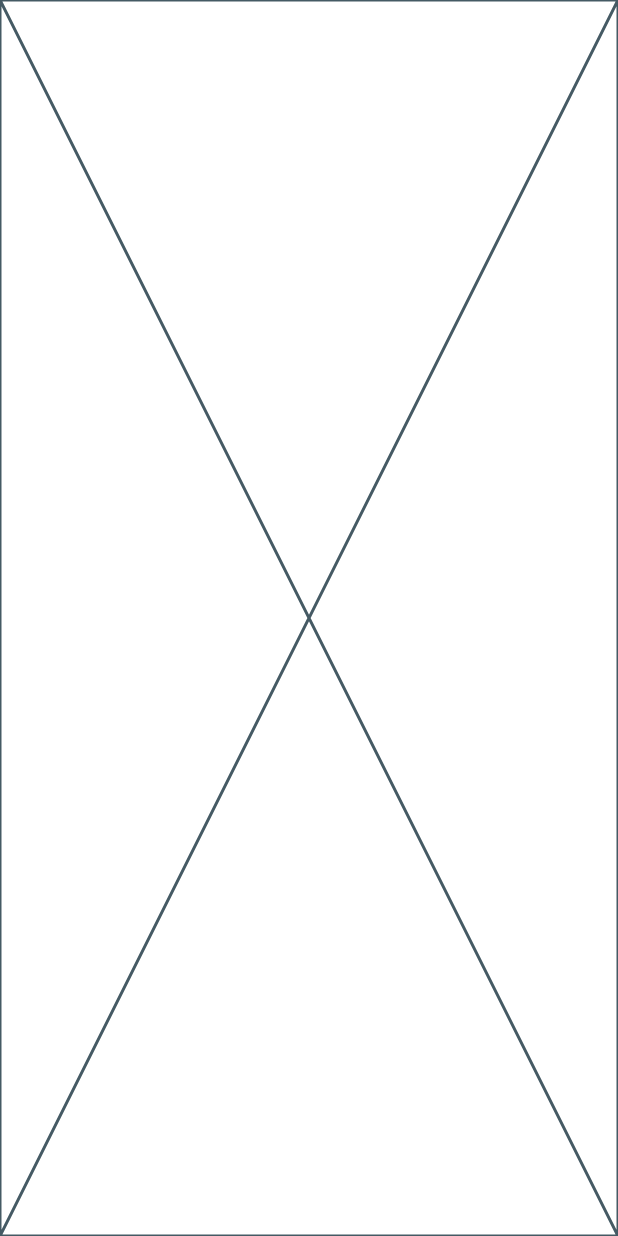
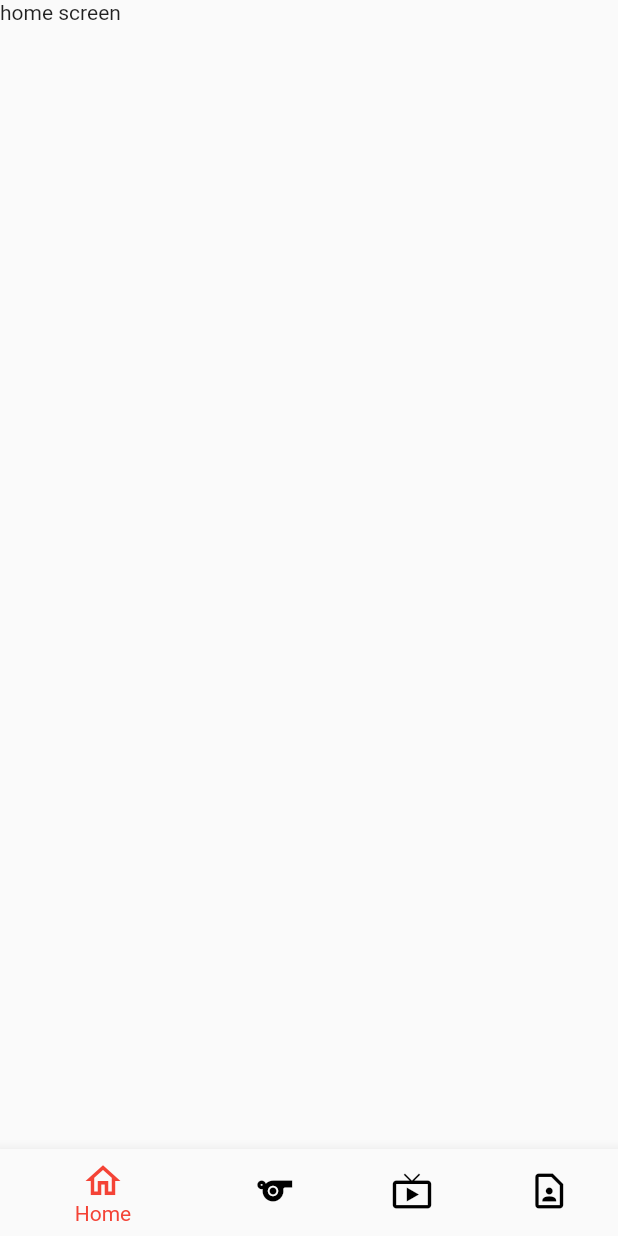
Before and after one commit to TheDarkLord100/sphurti-app, a Flutter app: the screen it shows after launch, on a phone screen of 412 x 824 dp. Run offline on Flutter 3.47's test engine with Material 2 defaults, Android fonts, the light colour scheme and no system bars; our stand-ins replace firebase_core; accounts and stored records are empty.

Commit message:
first commit

```diff
--- a/lib/main.dart
+++ b/lib/main.dart
@@ -1,6 +1,6 @@
 import 'package:firebase_core/firebase_core.dart';
 import 'package:flutter/material.dart';
-
+import 'package:sphurti_app/screens/navigation_page.dart';
 import 'firebase_options.dart';
 
 void main() async {
@@ -17,6 +17,8 @@ class MyApp extends StatelessWidget {
 
   @override
   Widget build(BuildContext context) {
-    return const Placeholder();
+    return const MaterialApp(
+      home: NavBarScreen(),
+    );
   }
 }
--- /dev/null
+++ b/lib/screens/home.dart
@@ -0,0 +1,9 @@
+import 'package:flutter/material.dart';
+class HomeScreen extends StatelessWidget {
+  const HomeScreen({super.key});
+
+  @override
+  Widget build(BuildContext context) {
+    return Container(child: Text("home screen"),);
+  }
+}
--- /dev/null
+++ b/lib/screens/navigation_page.dart
@@ -0,0 +1,54 @@
+import 'package:flutter/material.dart';
+import 'package:sphurti_app/screens/contacts.dart';
+import 'package:sphurti_app/screens/home.dart';
+import 'package:sphurti_app/screens/live_result.dart';
+import 'package:sphurti_app/screens/sports.dart';
+
+class NavBarScreen extends StatefulWidget {
+  const NavBarScreen({super.key});
+
+  @override
+  State<NavBarScreen> createState() => _NavBarScreenState();
+}
+
+class _NavBarScreenState extends State<NavBarScreen> {
+  int _selectedIndex = 0;
+  List<Widget> lists = <Widget>[
+    HomeScreen(),
+    SportsScreen(),
+    LiveResultsScreen(),
+    ContactScreen(),
+  ];
+  void _onItemTapped(int index) {
+    setState(() {
+      _selectedIndex = index;
+    });
+  }
+
+  @override
+  Widget build(BuildContext context) {
+    return Scaffold(
+      body: lists.elementAt(_selectedIndex),
+      resizeToAvoidBottomInset: false,
+      bottomNavigationBar: BottomNavigationBar(
+
+        items: const [
+          BottomNavigationBarItem(
+              icon: Icon(Icons.home_outlined), label: 'Home'),
+          BottomNavigationBarItem(
+              icon: Icon(Icons.sports_outlined), label: 'Sports'),
+          BottomNavigationBarItem(
+              icon: Icon(Icons.live_tv_outlined), label: 'Live Result'),
+          BottomNavigationBarItem(
+              icon: Icon(Icons.contact_page_outlined), label: 'Contacts'),
+
+        ],
+        iconSize: 28,
+        selectedItemColor: Colors.red,
+        currentIndex: _selectedIndex,
+        unselectedItemColor: Colors.black,
+        onTap: _onItemTapped,
+      ),
+    );
+  }
+}
--- a/pubspec.yaml
+++ b/pubspec.yaml
@@ -7,7 +7,7 @@ publish_to: 'none' # Remove this line if you wish to publish to pub.dev
 version: 1.0.0+1
 
 environment:
-  sdk: '>=2.19.0 <3.0.0'
+  sdk: '>=2.18.0 <3.0.0'
 
 dependencies:
   flutter:
```
Also changed, not shown: lib/screens/contacts.dart (added, +9 -0 lines), lib/screens/live_result.dart (added, +9 -0 lines), lib/screens/sports.dart (added, +10 -0 lines), pubspec.lock.
